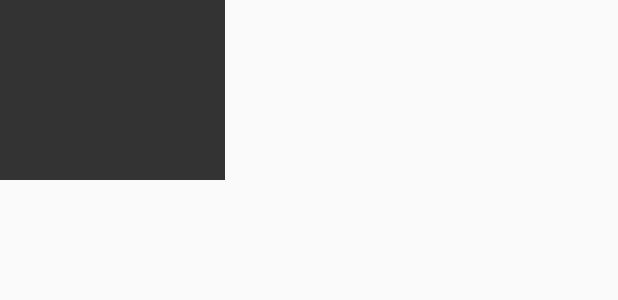
After one commit to fstephany/carte-interactive, an Android app: the layout map_info_window.xml on its own in the app's theme, with its tools: preview values and no code run, on a phone screen of 412 x 824 dp. The commit adds this screen. Shown: the top 300 px of the screen. Run offline under Robolectric (Android 15) with nearby library versions, the phone set to English and light mode, and no system bars.

Commit message:
no message

```diff
--- a/app/src/main/AndroidManifest.xml
+++ b/app/src/main/AndroidManifest.xml
@@ -12,15 +12,15 @@
 
         <meta-data android:name="com.facebook.sdk.ApplicationId" android:value="@string/facebook_app_id"/>
 
-        <activity android:name=".activities.SplashActivity" android:label="@string/app_name" >
+        <activity android:name=".activities.SplashActivity" android:label="@string/app_name" android:screenOrientation="nosensor" >
             <intent-filter>
                 <action android:name="android.intent.action.MAIN" />
                 <category android:name="android.intent.category.LAUNCHER" />
             </intent-filter>
         </activity>
 
-        <activity android:name=".activities.MapActivity" android:label="@string/app_name" />
-        <activity android:name=".activities.NewsActivity" android:label="@string/app_name" />
+        <activity android:name=".activities.MapActivity" android:label="@string/app_name" android:screenOrientation="nosensor" />
+        <activity android:name=".activities.NewsActivity" android:label="@string/app_name" android:screenOrientation="nosensor" />
 
     </application>
 
--- a/app/src/main/java/com/micsc15/xpark/activities/SampleActivity.java
+++ b/app/src/main/java/com/micsc15/xpark/activities/SampleActivity.java
@@ -14,6 +14,12 @@ public class SampleActivity {
     // ------------------ Listeners ------------------- //
 
 
+    // ------------------- Methods -------------------- //
+
+
+    // --------------------- Menu --------------------- //
+
+
     // ----------------- GUI Adapter ------------------ //
 
 
--- /dev/null
+++ b/app/src/main/res/layout/map_info_window.xml
@@ -0,0 +1,8 @@
+<?xml version="1.0" encoding="utf-8"?>
+<LinearLayout xmlns:android="http://schemas.android.com/apk/res/android"
+              android:orientation="vertical"
+              android:layout_width="150dp"
+              android:layout_height="120dp"
+    android:background="@color/colorPrimary">
+
+</LinearLayout>
```
Also changed, not shown: app/src/main/java/com/micsc15/xpark/activities/MapActivity.java (+49 -1 lines), app/src/main/java/com/micsc15/xpark/activities/SplashActivity.java (+11 -18 lines), app/src/main/java/com/micsc15/xpark/managers/PairiDaizaManager.java (added, +35 -0 lines), app/src/main/res/layout/activity_map.xml (+4 -4 lines), app/build.gradle (line endings or trailing spaces), app/src/main/res/drawable-hdpi/ic_launcher.png (added).
